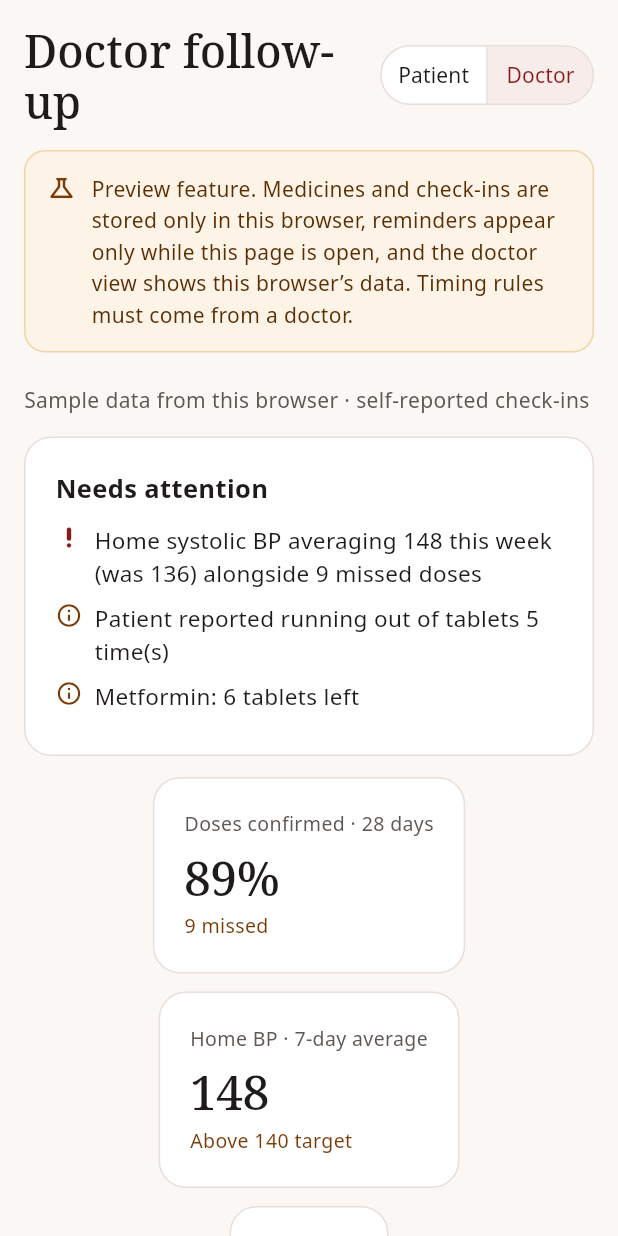
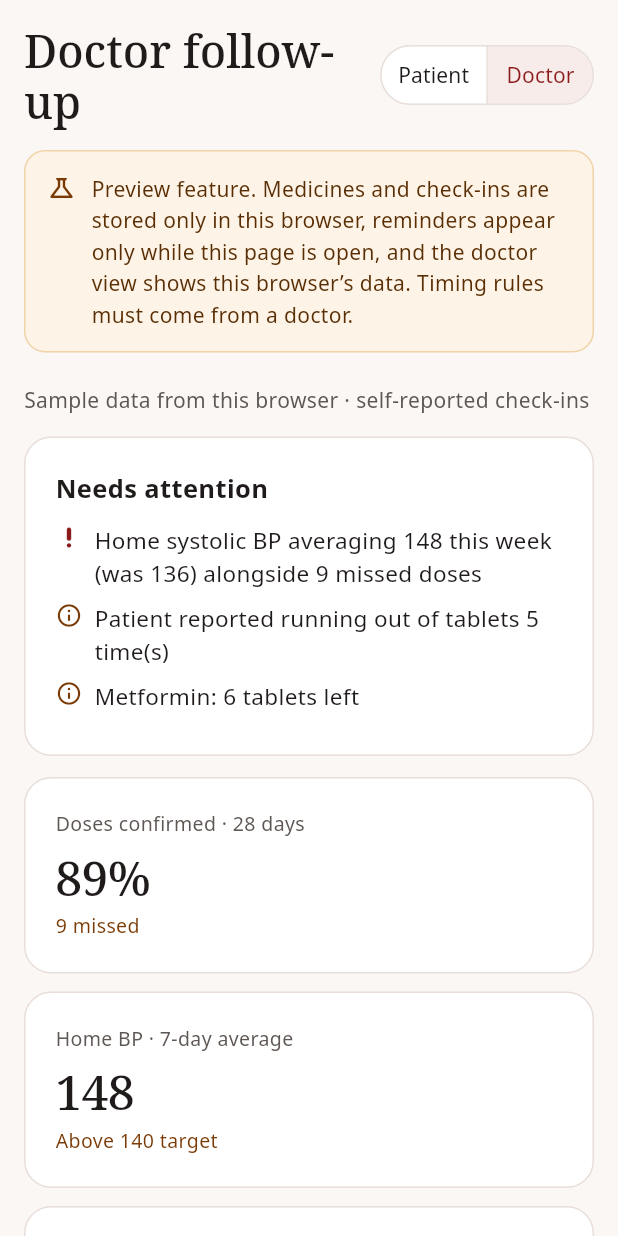
Before and after one commit to AnantGp/medvaani, a Flutter app: the MedsPage widget shown alone on an empty page, opened directly with empty values, after a tap on "Doctor", after a tap on "Try a sample plan", on a phone screen of 412 x 824 dp. Run offline on Flutter 3.47's test engine with Material 3 defaults, Android fonts, the phone set to English and light mode, and no system bars; our stand-ins replace file_picker, flutter_svg, flutter_tts, pdf; missing offline and left inert: dart:html, dart:js_interop.

Commit message:
Stretch doctor summary cards on phones
Co-Authored-By: Claude Opus 5.5 <noreply@anthropic.com>
Claude-Session: https://claude.ai/code/session_01PjGnQh1tFY8Zi6QhScpC3J

```diff
--- a/flutter_app/lib/meds/meds_page.dart
+++ b/flutter_app/lib/meds/meds_page.dart
@@ -531,7 +531,7 @@ class _MedsPageState extends State<MedsPage> {
                 Expanded(child: stats[i]),
               ]
             ])
-          : Column(children: [
+          : Column(crossAxisAlignment: CrossAxisAlignment.stretch, children: [
               for (final s in stats) Padding(padding: const EdgeInsets.only(bottom: 12), child: s)
             ]),
       const SizedBox(height: 14),
```
